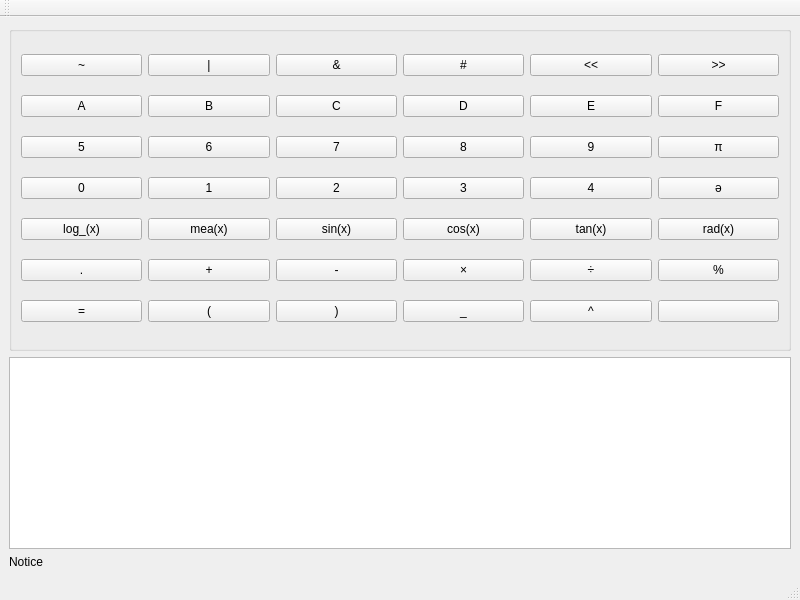
Old version of the form _en/Computer/Operating_System/Qt_C++_Programming/Calculator/Calculator.ui in the repository bss9395/bss9395.github.io.
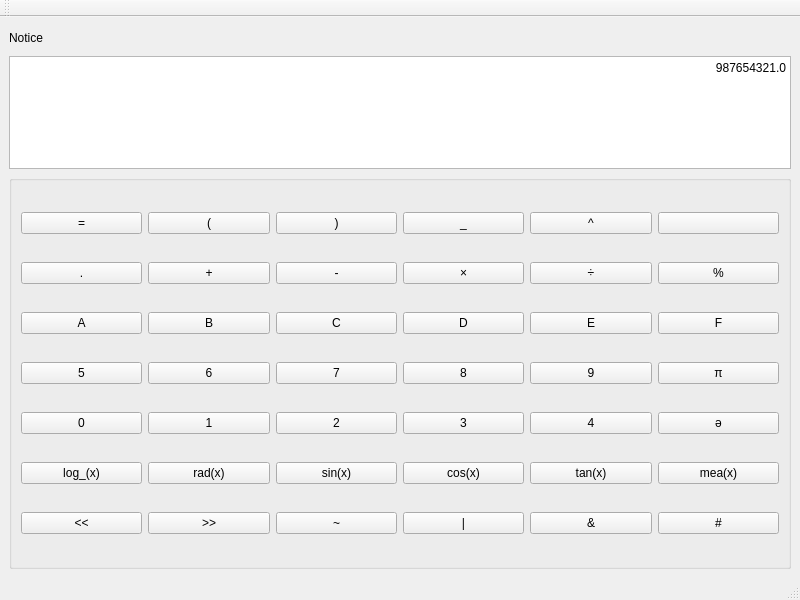
New version of the form. Icons and pictures are not drawn.

The edit to the form file:
```diff
--- a/_en/Computer/Operating_System/Qt_C++_Programming/Calculator/Calculator.ui
+++ b/_en/Computer/Operating_System/Qt_C++_Programming/Calculator/Calculator.ui
@@ -14,8 +14,50 @@
    <string>MW_Calculator</string>
   </property>
   <widget class="QWidget" name="centralwidget">
-   <layout class="QVBoxLayout" name="verticalLayout">
-    <item>
+   <layout class="QGridLayout" name="gridLayout_2">
+    <item row="0" column="0">
+     <widget class="QLabel" name="L_Notice">
+      <property name="sizePolicy">
+       <sizepolicy hsizetype="Preferred" vsizetype="Preferred">
+        <horstretch>0</horstretch>
+        <verstretch>0</verstretch>
+       </sizepolicy>
+      </property>
+      <property name="minimumSize">
+       <size>
+        <width>0</width>
+        <height>24</height>
+       </size>
+      </property>
+      <property name="text">
+       <string>Notice</string>
+      </property>
+     </widget>
+    </item>
+    <item row="1" column="0">
+     <widget class="QTextEdit" name="TE_Bulletin">
+      <property name="sizePolicy">
+       <sizepolicy hsizetype="Preferred" vsizetype="Preferred">
+        <horstretch>0</horstretch>
+        <verstretch>2</verstretch>
+       </sizepolicy>
+      </property>
+      <property name="minimumSize">
+       <size>
+        <width>0</width>
+        <height>72</height>
+       </size>
+      </property>
+      <property name="html">
+       <string>&lt;!DOCTYPE HTML PUBLIC &quot;-//W3C//DTD HTML 4.0//EN&quot; &quot;http://www.w3.org/TR/REC-html40/strict.dtd&quot;&gt;
+&lt;html&gt;&lt;head&gt;&lt;meta name=&quot;qrichtext&quot; content=&quot;1&quot; /&gt;&lt;style type=&quot;text/css&quot;&gt;
+p, li { white-space: pre-wrap; }
+&lt;/style&gt;&lt;/head&gt;&lt;body style=&quot; font-family:'SimSun'; font-size:9pt; font-weight:400; font-style:normal;&quot;&gt;
+&lt;p align=&quot;right&quot; style=&quot; margin-top:0px; margin-bottom:0px; margin-left:0px; margin-right:0px; -qt-block-indent:0; text-indent:0px;&quot;&gt;987654321.0&lt;/p&gt;&lt;/body&gt;&lt;/html&gt;</string>
+      </property>
+     </widget>
+    </item>
+    <item row="2" column="0">
      <widget class="QGroupBox" name="GB_Keyborad">
       <property name="sizePolicy">
        <sizepolicy hsizetype="Preferred" vsizetype="Preferred">
@@ -27,294 +69,112 @@
        <string/>
       </property>
       <layout class="QGridLayout" name="gridLayout">
-       <item row="0" column="0">
-        <widget class="QPushButton" name="PB_Not">
-         <property name="text">
-          <string>~</string>
-         </property>
-        </widget>
-       </item>
-       <item row="0" column="1">
-        <widget class="QPushButton" name="PB_Or">
-         <property name="text">
-          <string>|</string>
-         </property>
-        </widget>
-       </item>
-       <item row="0" column="2">
-        <widget class="QPushButton" name="PB_And">
-         <property name="text">
-          <string>&amp;&amp;</string>
-         </property>
-        </widget>
-       </item>
-       <item row="0" column="3">
-        <widget class="QPushButton" name="PB_Xor">
-         <property name="text">
-          <string>#</string>
-         </property>
-        </widget>
-       </item>
-       <item row="0" column="4">
-        <widget class="QPushButton" name="PB_Shift_Left">
-         <property name="text">
-          <string>&lt;&lt;</string>
-         </property>
-        </widget>
-       </item>
-       <item row="0" column="5">
-        <widget class="QPushButton" name="PB_Shift_Right">
-         <property name="text">
-          <string>&gt;&gt;</string>
-         </property>
-        </widget>
-       </item>
-       <item row="1" column="0">
-        <widget class="QPushButton" name="PB_A">
-         <property name="text">
-          <string>A</string>
-         </property>
-        </widget>
-       </item>
-       <item row="1" column="1">
-        <widget class="QPushButton" name="PB_B">
-         <property name="text">
-          <string>B</string>
-         </property>
-        </widget>
-       </item>
-       <item row="1" column="2">
+       <item row="3" column="2">
         <widget class="QPushButton" name="PB_C">
          <property name="text">
           <string>C</string>
          </property>
         </widget>
        </item>
-       <item row="1" column="3">
-        <widget class="QPushButton" name="PB_D">
+       <item row="6" column="3">
+        <widget class="QPushButton" name="PB_Cosine">
          <property name="text">
-          <string>D</string>
+          <string>cos(x)</string>
          </property>
         </widget>
        </item>
-       <item row="1" column="4">
-        <widget class="QPushButton" name="PB_E">
-         <property name="text">
-          <string>E</string>
-         </property>
-        </widget>
-       </item>
-       <item row="1" column="5">
-        <widget class="QPushButton" name="PB_F">
-         <property name="text">
-          <string>F</string>
-         </property>
-        </widget>
-       </item>
-       <item row="2" column="0">
+       <item row="4" column="0">
         <widget class="QPushButton" name="PB_5">
          <property name="text">
           <string>5</string>
          </property>
         </widget>
        </item>
-       <item row="2" column="1">
-        <widget class="QPushButton" name="PB_6">
+       <item row="1" column="4">
+        <widget class="QPushButton" name="PB_Power">
          <property name="text">
-          <string>6</string>
+          <string>^</string>
          </property>
         </widget>
        </item>
-       <item row="2" column="2">
+       <item row="4" column="2">
         <widget class="QPushButton" name="PB_7">
          <property name="text">
           <string>7</string>
          </property>
         </widget>
        </item>
-       <item row="2" column="3">
-        <widget class="QPushButton" name="PB_8">
-         <property name="text">
-          <string>8</string>
-         </property>
-        </widget>
-       </item>
-       <item row="2" column="4">
-        <widget class="QPushButton" name="PB_9">
-         <property name="text">
-          <string>9</string>
-         </property>
-        </widget>
-       </item>
-       <item row="2" column="5">
-        <widget class="QPushButton" name="PB_PI">
-         <property name="text">
-          <string>π</string>
-         </property>
-        </widget>
-       </item>
-       <item row="3" column="0">
-        <widget class="QPushButton" name="PB_0">
-         <property name="text">
-          <string>0</string>
-         </property>
-        </widget>
-       </item>
-       <item row="3" column="1">
+       <item row="5" column="1">
         <widget class="QPushButton" name="PB_1">
          <property name="text">
           <string>1</string>
          </property>
         </widget>
        </item>
-       <item row="3" column="2">
-        <widget class="QPushButton" name="PB_2">
+       <item row="2" column="3">
+        <widget class="QPushButton" name="PB_Multiply">
          <property name="text">
-          <string>2</string>
+          <string>×</string>
          </property>
         </widget>
        </item>
-       <item row="3" column="3">
-        <widget class="QPushButton" name="PB_3">
+       <item row="7" column="1">
+        <widget class="QPushButton" name="PB_Shift_Right">
          <property name="text">
-          <string>3</string>
+          <string>&gt;&gt;</string>
          </property>
         </widget>
        </item>
-       <item row="3" column="4">
-        <widget class="QPushButton" name="PB_4">
-         <property name="text">
-          <string>4</string>
-         </property>
-        </widget>
-       </item>
-       <item row="3" column="5">
-        <widget class="QPushButton" name="PB_Base">
-         <property name="text">
-          <string>ә</string>
-         </property>
-        </widget>
-       </item>
-       <item row="4" column="0">
-        <widget class="QPushButton" name="PB_Log">
-         <property name="text">
-          <string>log_(x)</string>
-         </property>
-        </widget>
-       </item>
-       <item row="4" column="1">
-        <widget class="QPushButton" name="PB_Measure">
-         <property name="text">
-          <string>mea(x)</string>
-         </property>
-        </widget>
-       </item>
-       <item row="4" column="2">
-        <widget class="QPushButton" name="PB_Sine">
-         <property name="text">
-          <string>sin(x)</string>
-         </property>
-        </widget>
-       </item>
-       <item row="4" column="3">
-        <widget class="QPushButton" name="PB_Cosine">
-         <property name="text">
-          <string>cos(x)</string>
-         </property>
-        </widget>
-       </item>
-       <item row="4" column="4">
+       <item row="6" column="4">
         <widget class="QPushButton" name="PB_Tangent">
          <property name="text">
           <string>tan(x)</string>
          </property>
         </widget>
        </item>
+       <item row="6" column="0">
+        <widget class="QPushButton" name="PB_Log">
+         <property name="text">
+          <string>log_(x)</string>
+         </property>
+        </widget>
+       </item>
+       <item row="2" column="1">
+        <widget class="QPushButton" name="PB_Add">
+         <property name="text">
+          <string>+</string>
+         </property>
+        </widget>
+       </item>
+       <item row="2" column="0">
+        <widget class="QPushButton" name="PB_Point">
+         <property name="text">
+          <string>.</string>
+         </property>
+        </widget>
+       </item>
        <item row="4" column="5">
+        <widget class="QPushButton" name="PB_PI">
+         <property name="text">
+          <string>π</string>
+         </property>
+        </widget>
+       </item>
+       <item row="6" column="1">
         <widget class="QPushButton" name="PB_Radian">
          <property name="text">
           <string>rad(x)</string>
          </property>
         </widget>
        </item>
-       <item row="5" column="0">
-        <widget class="QPushButton" name="PB_Point">
-         <property name="text">
-          <string>.</string>
-         </property>
-        </widget>
-       </item>
-       <item row="5" column="1">
-        <widget class="QPushButton" name="PB_Add">
-         <property name="text">
-          <string>+</string>
-         </property>
-        </widget>
-       </item>
-       <item row="5" column="2">
-        <widget class="QPushButton" name="PB_Subtract">
-         <property name="text">
-          <string>-</string>
-         </property>
-        </widget>
-       </item>
        <item row="5" column="3">
-        <widget class="QPushButton" name="PB_Multiply">
+        <widget class="QPushButton" name="PB_3">
          <property name="text">
-          <string>×</string>
+          <string>3</string>
          </property>
         </widget>
        </item>
-       <item row="5" column="4">
-        <widget class="QPushButton" name="PB_Divide">
-         <property name="text">
-          <string>÷</string>
-         </property>
-        </widget>
-       </item>
-       <item row="5" column="5">
-        <widget class="QPushButton" name="PB_Modulus">
-         <property name="text">
-          <string>%</string>
-         </property>
-        </widget>
-       </item>
-       <item row="6" column="0">
-        <widget class="QPushButton" name="PB_Equal">
-         <property name="text">
-          <string>=</string>
-         </property>
-        </widget>
-       </item>
-       <item row="6" column="1">
-        <widget class="QPushButton" name="PB_Left_Parenthese">
-         <property name="text">
-          <string>(</string>
-         </property>
-        </widget>
-       </item>
-       <item row="6" column="2">
-        <widget class="QPushButton" name="PB_Right_Parenthesis">
-         <property name="text">
-          <string>)</string>
-         </property>
-        </widget>
-       </item>
-       <item row="6" column="3">
-        <widget class="QPushButton" name="PB_Index">
-         <property name="text">
-          <string>_</string>
-         </property>
-        </widget>
-       </item>
-       <item row="6" column="4">
-        <widget class="QPushButton" name="PB_Power">
-         <property name="text">
-          <string>^</string>
-         </property>
-        </widget>
-       </item>
-       <item row="6" column="5">
+       <item row="1" column="5">
         <widget class="QPushButton" name="PB_Backspace">
          <property name="sizePolicy">
           <sizepolicy hsizetype="Minimum" vsizetype="Fixed">
@@ -337,38 +197,191 @@
          </property>
         </widget>
        </item>
+       <item row="2" column="2">
+        <widget class="QPushButton" name="PB_Subtract">
+         <property name="text">
+          <string>-</string>
+         </property>
+        </widget>
+       </item>
+       <item row="1" column="0">
+        <widget class="QPushButton" name="PB_Equal">
+         <property name="text">
+          <string>=</string>
+         </property>
+        </widget>
+       </item>
+       <item row="3" column="0">
+        <widget class="QPushButton" name="PB_A">
+         <property name="text">
+          <string>A</string>
+         </property>
+        </widget>
+       </item>
+       <item row="7" column="0">
+        <widget class="QPushButton" name="PB_Shift_Left">
+         <property name="text">
+          <string>&lt;&lt;</string>
+         </property>
+        </widget>
+       </item>
+       <item row="1" column="2">
+        <widget class="QPushButton" name="PB_Right_Parenthesis">
+         <property name="text">
+          <string>)</string>
+         </property>
+        </widget>
+       </item>
+       <item row="3" column="1">
+        <widget class="QPushButton" name="PB_B">
+         <property name="text">
+          <string>B</string>
+         </property>
+        </widget>
+       </item>
+       <item row="4" column="1">
+        <widget class="QPushButton" name="PB_6">
+         <property name="text">
+          <string>6</string>
+         </property>
+        </widget>
+       </item>
+       <item row="6" column="5">
+        <widget class="QPushButton" name="PB_Measure">
+         <property name="text">
+          <string>mea(x)</string>
+         </property>
+        </widget>
+       </item>
+       <item row="7" column="3">
+        <widget class="QPushButton" name="PB_Or">
+         <property name="text">
+          <string>|</string>
+         </property>
+        </widget>
+       </item>
+       <item row="1" column="1">
+        <widget class="QPushButton" name="PB_Left_Parenthese">
+         <property name="text">
+          <string>(</string>
+         </property>
+        </widget>
+       </item>
+       <item row="3" column="4">
+        <widget class="QPushButton" name="PB_E">
+         <property name="text">
+          <string>E</string>
+         </property>
+        </widget>
+       </item>
+       <item row="5" column="0">
+        <widget class="QPushButton" name="PB_0">
+         <property name="text">
+          <string>0</string>
+         </property>
+        </widget>
+       </item>
+       <item row="4" column="4">
+        <widget class="QPushButton" name="PB_9">
+         <property name="text">
+          <string>9</string>
+         </property>
+        </widget>
+       </item>
+       <item row="7" column="5">
+        <widget class="QPushButton" name="PB_Xor">
+         <property name="text">
+          <string>#</string>
+         </property>
+        </widget>
+       </item>
+       <item row="6" column="2">
+        <widget class="QPushButton" name="PB_Sine">
+         <property name="text">
+          <string>sin(x)</string>
+         </property>
+        </widget>
+       </item>
+       <item row="2" column="4">
+        <widget class="QPushButton" name="PB_Divide">
+         <property name="text">
+          <string>÷</string>
+         </property>
+        </widget>
+       </item>
+       <item row="2" column="5">
+        <widget class="QPushButton" name="PB_Modulus">
+         <property name="text">
+          <string>%</string>
+         </property>
+        </widget>
+       </item>
+       <item row="3" column="3">
+        <widget class="QPushButton" name="PB_D">
+         <property name="text">
+          <string>D</string>
+         </property>
+        </widget>
+       </item>
+       <item row="7" column="4">
+        <widget class="QPushButton" name="PB_And">
+         <property name="text">
+          <string>&amp;&amp;</string>
+         </property>
+        </widget>
+       </item>
+       <item row="4" column="3">
+        <widget class="QPushButton" name="PB_8">
+         <property name="text">
+          <string>8</string>
+         </property>
+        </widget>
+       </item>
+       <item row="5" column="2">
+        <widget class="QPushButton" name="PB_2">
+         <property name="text">
+          <string>2</string>
+         </property>
+        </widget>
+       </item>
+       <item row="5" column="5">
+        <widget class="QPushButton" name="PB_Base">
+         <property name="text">
+          <string>ә</string>
+         </property>
+        </widget>
+       </item>
+       <item row="5" column="4">
+        <widget class="QPushButton" name="PB_4">
+         <property name="text">
+          <string>4</string>
+         </property>
+        </widget>
+       </item>
+       <item row="3" column="5">
+        <widget class="QPushButton" name="PB_F">
+         <property name="text">
+          <string>F</string>
+         </property>
+        </widget>
+       </item>
+       <item row="7" column="2">
+        <widget class="QPushButton" name="PB_Not">
+         <property name="text">
+          <string>~</string>
+         </property>
+        </widget>
+       </item>
+       <item row="1" column="3">
+        <widget class="QPushButton" name="PB_Index">
+         <property name="text">
+          <string>_</string>
+         </property>
+        </widget>
+       </item>
       </layout>
      </widget>
     </item>
-    <item>
-     <widget class="QTextEdit" name="TE_Bulletin">
-      <property name="sizePolicy">
-       <sizepolicy hsizetype="Expanding" vsizetype="Expanding">
-        <horstretch>2</horstretch>
-        <verstretch>0</verstretch>
-       </sizepolicy>
-      </property>
-     </widget>
-    </item>
-    <item>
-     <widget class="QLabel" name="L_Notice">
-      <property name="sizePolicy">
-       <sizepolicy hsizetype="Preferred" vsizetype="Preferred">
-        <horstretch>0</horstretch>
-        <verstretch>0</verstretch>
-       </sizepolicy>
-      </property>
-      <property name="minimumSize">
-       <size>
-        <width>0</width>
-        <height>0</height>
-       </size>
-      </property>
-      <property name="text">
-       <string>Notice</string>
-      </property>
-     </widget>
-    </item>
    </layout>
   </widget>
   <widget class="QMenuBar" name="menubar">
```
Left out of the diff: 4 changed lines with no effect on the pictures.
